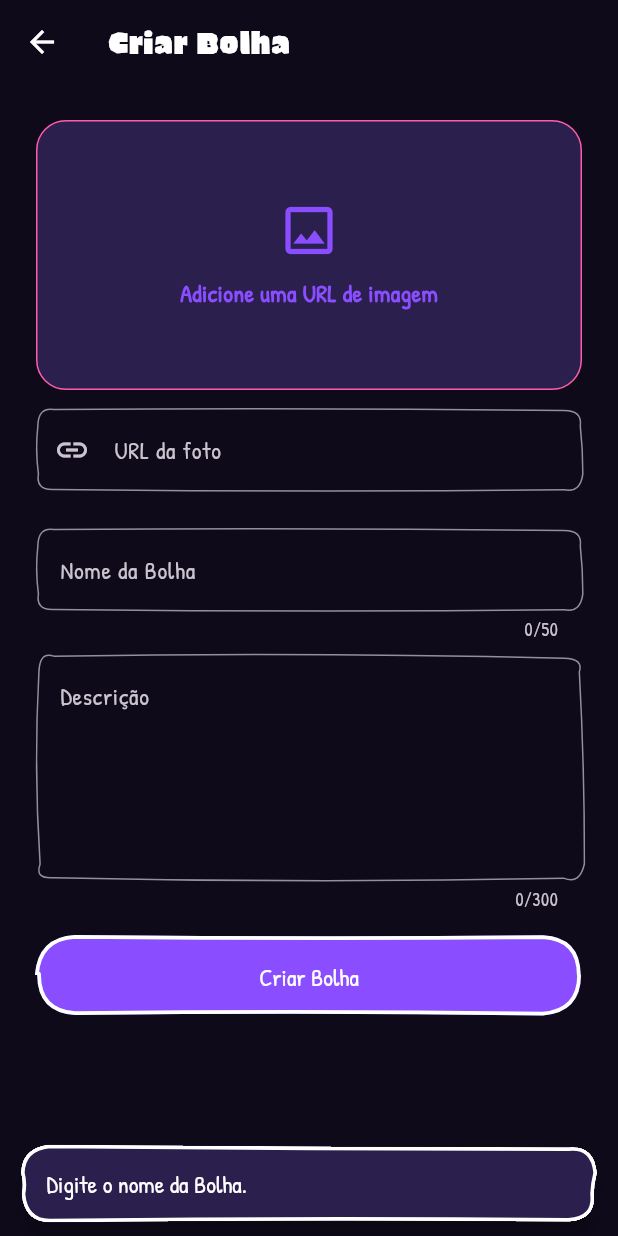
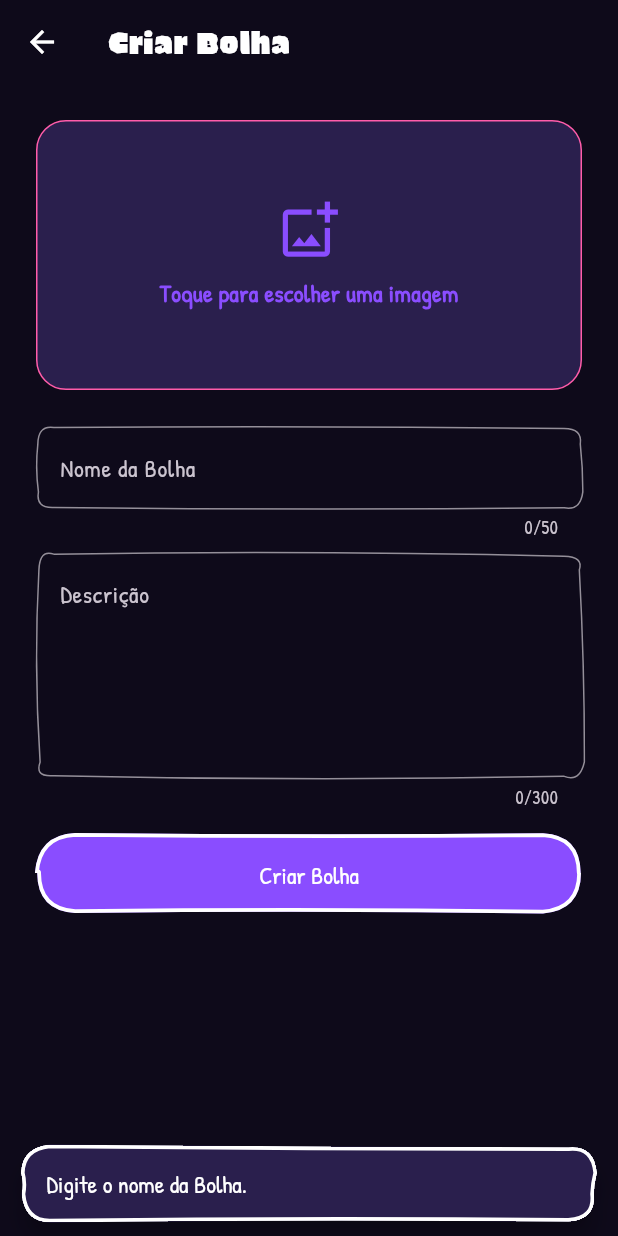
Before and after one commit to enzinh16/aBolha, a Flutter app: the CreateBubbleScreen screen opened directly, after a tap on "Criar Bolha", on a phone screen of 412 x 824 dp. Run offline on Flutter 3.47's test engine with Material 3 defaults, Android fonts, the phone set to English and light mode, and no system bars; our stand-ins replace cloud_firestore, firebase_auth, firebase_core, image_picker; accounts and stored records are empty; generated files the repository leaves out were written again.

Commit message:
atualizando tela de criar bolha

```diff
--- a/app/lib/screens/create_bubble_screen.dart
+++ b/app/lib/screens/create_bubble_screen.dart
@@ -1,10 +1,14 @@
+import 'dart:typed_data';
+
 import 'package:cloud_firestore/cloud_firestore.dart';
 import '../theme/app_theme.dart';
 import '../theme/sketch_shapes.dart';
 import 'package:firebase_auth/firebase_auth.dart';
 import 'package:flutter/material.dart';
+import 'package:image_picker/image_picker.dart';
 
 import '../services/bubble_service.dart';
+import '../services/imgbb_service.dart';
 import 'bubble_detail_screen.dart';
 
 class CreateBubbleScreen extends StatefulWidget {
@@ -19,24 +23,114 @@ class _CreateBubbleScreenState
     extends State<CreateBubbleScreen> {
   final _nomeController = TextEditingController();
   final _descricaoController = TextEditingController();
-  final _fotoUrlController = TextEditingController();
 
   final _bubbleService = BubbleService();
+  final _imgBBService = ImgBBService();
+  final ImagePicker _picker = ImagePicker();
 
+  XFile? _imagemSelecionada;
+  Uint8List? _imagemBytes;
+
+  bool _selecionandoImagem = false;
   bool _carregando = false;
 
   @override
   void dispose() {
     _nomeController.dispose();
     _descricaoController.dispose();
-    _fotoUrlController.dispose();
     super.dispose();
+  }
+
+  Future<void> _selecionarImagem(ImageSource origem) async {
+    if (_carregando || _selecionandoImagem) return;
+
+    setState(() {
+      _selecionandoImagem = true;
+    });
+
+    try {
+      final imagem = await _picker.pickImage(
+        source: origem,
+        imageQuality: 85,
+        maxWidth: 1920,
+        maxHeight: 1920,
+      );
+
+      if (imagem == null) return;
+
+      final bytes = await imagem.readAsBytes();
+
+      if (!mounted) return;
+
+      setState(() {
+        _imagemSelecionada = imagem;
+        _imagemBytes = bytes;
+      });
+    } catch (e, stackTrace) {
+      debugPrint('Erro ao selecionar imagem: $e');
+      debugPrint('$stackTrace');
+
+      if (!mounted) return;
+
+      _mostrarMensagem(
+        'Não foi possível selecionar a imagem: $e',
+      );
+    } finally {
+      if (mounted) {
+        setState(() {
+          _selecionandoImagem = false;
+        });
+      }
+    }
+  }
+
+  Future<void> _mostrarOpcoesImagem() async {
+    if (_carregando || _selecionandoImagem) return;
+
+    final origem = await showModalBottomSheet<ImageSource>(
+      context: context,
+      builder: (context) {
+        return SafeArea(
+          child: Wrap(
+            children: [
+              ListTile(
+                leading:
+                    const Icon(Icons.photo_library_outlined),
+                title: const Text('Escolher da galeria'),
+                onTap: () {
+                  Navigator.pop(context, ImageSource.gallery);
+                },
+              ),
+              ListTile(
+                leading: const Icon(Icons.camera_alt_outlined),
+                title: const Text('Tirar uma foto'),
+                onTap: () {
+                  Navigator.pop(context, ImageSource.camera);
+                },
+              ),
+            ],
+          ),
+        );
+      },
+    );
+
+    if (origem != null && mounted) {
+      await _selecionarImagem(origem);
+    }
+  }
+
+  void _removerImagem() {
+    if (_carregando) return;
+
+    setState(() {
+      _imagemSelecionada = null;
+      _imagemBytes = null;
+    });
   }
 
   Future<void> _criarBolha() async {
     final nome = _nomeController.text.trim();
     final descricao = _descricaoController.text.trim();
-    final fotoUrl = _fotoUrlController.text.trim();
 
     if (nome.isEmpty) {
       _mostrarMensagem('Digite o nome da Bolha.');
@@ -66,6 +160,19 @@ class _CreateBubbleScreenState
 
       final nomeCriador =
           dadosUsuario?['nome'] ?? 'Usuário';
+
+      // Primeiro envia a imagem escolhida (se houver) para o ImgBB
+      // e usa a URL devolvida como foto da Bolha.
+      String fotoUrl = '';
+
+      final imagem = _imagemSelecionada;
+
+      if (imagem != null) {
+        final resultado =
+            await _imgBBService.enviarImagem(imagem);
+
+        fotoUrl = resultado['url']!;
+      }
 
       final bubbleId = await _bubbleService.criarBolha(
         nome: nome,
@@ -122,26 +229,6 @@ class _CreateBubbleScreenState
           children: [
             _previewImagem(),
 
-            const SizedBox(height: 12),
-
-            TextField(
-              controller: _fotoUrlController,
-              keyboardType: TextInputType.url,
-              decoration: InputDecoration(
-                labelText: 'URL da foto',
-                hintText: 'https://...',
-                prefixIcon: const Icon(
-                  Icons.link,
-                ),
-                border: SketchInputBorder(
-                  borderRadius: BorderRadius.circular(12),
-                ),
-              ),
-              onChanged: (_) {
-                setState(() {});
-              },
-            ),
-
             const SizedBox(height: 24),
 
             TextField(
@@ -177,7 +264,7 @@ class _CreateBubbleScreenState
             SizedBox(
               height: 52,
               child: ElevatedButton(
-                onPressed: _carregando
+                onPressed: (_carregando || _selecionandoImagem)
                     ? null
                     : _criarBolha,
                 child: _carregando
@@ -203,10 +290,16 @@ class _CreateBubbleScreenState
   }
 
   Widget _previewImagem() {
-    final url = _fotoUrlController.text.trim();
+    final bytes = _imagemBytes;
 
-    if (url.isEmpty) {
-      return Container(
+    // Nenhuma imagem escolhida ainda: área clicável para abrir o seletor.
+    if (bytes == null) {
+      return InkWell(
+        borderRadius: BorderRadius.circular(20),
+        onTap: (_carregando || _selecionandoImagem)
+            ? null
+            : _mostrarOpcoesImagem,
+        child: Container(
           height: 180,
           decoration: BoxDecoration(
             color: BolhaColors.surfaceAlt,
@@ -215,17 +308,26 @@ class _CreateBubbleScreenState
               color: BolhaColors.secondary,
             ),
           ),
-        child: const Column(
+          child: Column(
             mainAxisAlignment: MainAxisAlignment.center,
             children: [
-            Icon(
-              Icons.image_outlined,
+              if (_selecionandoImagem)
+                const SizedBox(
+                  width: 32,
+                  height: 32,
+                  child: CircularProgressIndicator(
+                    strokeWidth: 2,
+                  ),
+                )
+              else
+                const Icon(
+                  Icons.add_photo_alternate_outlined,
                   size: 42,
                   color: BolhaColors.primary,
                 ),
-            SizedBox(height: 10),
-            Text(
-              'Adicione uma URL de imagem',
+              const SizedBox(height: 10),
+              const Text(
+                'Toque para escolher uma imagem',
                 style: TextStyle(
                   color: BolhaColors.primary,
                   fontWeight: FontWeight.w600,
@@ -233,13 +335,21 @@ class _CreateBubbleScreenState
               ),
             ],
           ),
+        ),
       );
     }
 
-    return ClipRRect(
+    // Imagem escolhida: mostra a prévia, toque para trocar e X para remover.
+    return Stack(
+      children: [
+        GestureDetector(
+          onTap: (_carregando || _selecionandoImagem)
+              ? null
+              : _mostrarOpcoesImagem,
+          child: ClipRRect(
             borderRadius: BorderRadius.circular(20),
-      child: Image.network(
-        url,
+            child: Image.memory(
+              bytes,
               height: 180,
               width: double.infinity,
               fit: BoxFit.cover,
@@ -256,13 +366,25 @@ class _CreateBubbleScreenState
                       ),
                       SizedBox(height: 8),
                       Text(
-                  'Não foi possível carregar a imagem',
+                        'Não foi possível exibir a imagem',
                       ),
                     ],
                   ),
                 );
               },
             ),
+          ),
+        ),
+        Positioned(
+          top: 8,
+          right: 8,
+          child: IconButton.filled(
+            onPressed: _carregando ? null : _removerImagem,
+            tooltip: 'Remover imagem',
+            icon: const Icon(Icons.close),
+          ),
+        ),
+      ],
     );
   }
 }
```
Lines whose indentation alone changed are shown as unchanged.
